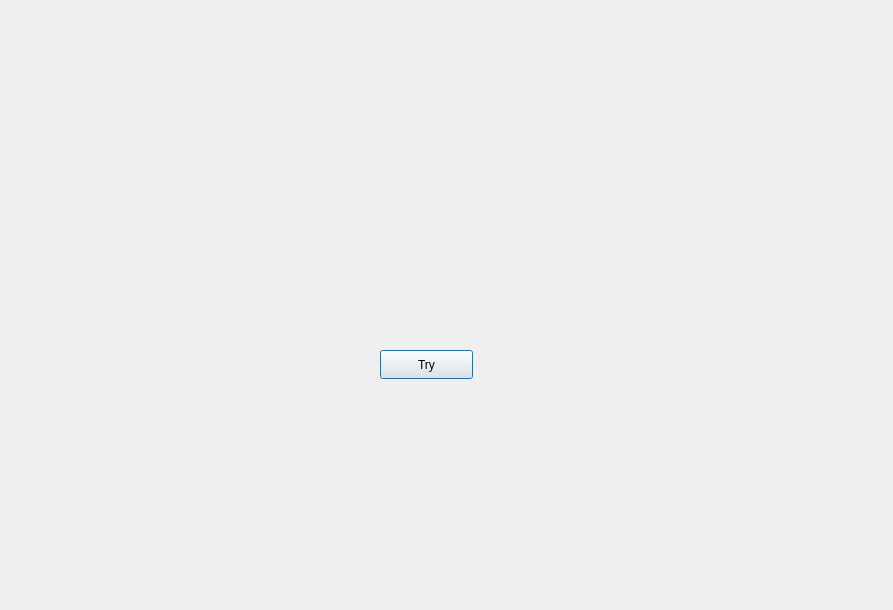
Qt form FormulaManager/login.ui (AtuLxCE/formula-encyclopaedia) before a commit.
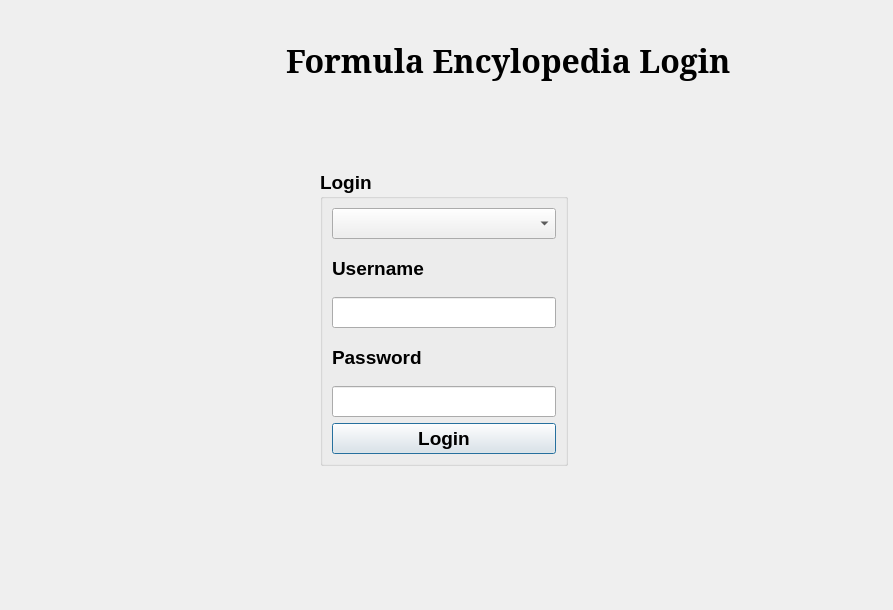
The same form after that commit. Icons and pictures are not drawn.

Commit message: Login Page

Diff of the .ui file:
```diff
--- a/FormulaManager/login.ui
+++ b/FormulaManager/login.ui
@@ -20,18 +20,145 @@
 
 }</string>
   </property>
-  <widget class="QPushButton" name="pushButton">
+  <widget class="QWidget" name="topPannel" native="true">
    <property name="geometry">
     <rect>
-     <x>380</x>
-     <y>350</y>
-     <width>93</width>
-     <height>29</height>
+     <x>0</x>
+     <y>0</y>
+     <width>891</width>
+     <height>111</height>
     </rect>
    </property>
-   <property name="text">
-    <string>Try</string>
+   <property name="styleSheet">
+    <string notr="true">#topPannel {
+border-image:url(:/image/topPannel.jpg);
+}</string>
    </property>
+   <widget class="QWidget" name="">
+    <property name="geometry">
+     <rect>
+      <x>190</x>
+      <y>30</y>
+      <width>541</width>
+      <height>61</height>
+     </rect>
+    </property>
+    <layout class="QHBoxLayout" name="horizontalLayout">
+     <item>
+      <widget class="QWidget" name="logo" native="true">
+       <property name="styleSheet">
+        <string notr="true">#logo{
+border-image: url(:/image/logo.jpg)
+}</string>
+       </property>
+      </widget>
+     </item>
+     <item>
+      <widget class="QLabel" name="label">
+       <property name="font">
+        <font>
+         <family>MS Serif</family>
+         <pointsize>24</pointsize>
+         <bold>true</bold>
+        </font>
+       </property>
+       <property name="text">
+        <string>Formula Encylopedia Login</string>
+       </property>
+      </widget>
+     </item>
+    </layout>
+   </widget>
+  </widget>
+  <widget class="QGroupBox" name="groupBox">
+   <property name="geometry">
+    <rect>
+     <x>320</x>
+     <y>170</y>
+     <width>248</width>
+     <height>296</height>
+    </rect>
+   </property>
+   <property name="font">
+    <font>
+     <pointsize>14</pointsize>
+     <bold>true</bold>
+    </font>
+   </property>
+   <property name="title">
+    <string>Login</string>
+   </property>
+   <layout class="QVBoxLayout" name="verticalLayout_3">
+    <item>
+     <widget class="QComboBox" name="comboBox"/>
+    </item>
+    <item>
+     <layout class="QVBoxLayout" name="verticalLayout">
+      <item>
+       <widget class="QLabel" name="label_2">
+        <property name="font">
+         <font>
+          <pointsize>14</pointsize>
+         </font>
+        </property>
+        <property name="text">
+         <string>Username</string>
+        </property>
+       </widget>
+      </item>
+      <item>
+       <widget class="QLineEdit" name="username">
+        <property name="font">
+         <font>
+          <pointsize>14</pointsize>
+         </font>
+        </property>
+       </widget>
+      </item>
+     </layout>
+    </item>
+    <item>
+     <layout class="QVBoxLayout" name="verticalLayout_2">
+      <item>
+       <widget class="QLabel" name="label_3">
+        <property name="font">
+         <font>
+          <pointsize>14</pointsize>
+         </font>
+        </property>
+        <property name="text">
+         <string>Password</string>
+        </property>
+       </widget>
+      </item>
+      <item>
+       <widget class="QLineEdit" name="password">
+        <property name="font">
+         <font>
+          <pointsize>14</pointsize>
+         </font>
+        </property>
+        <property name="text">
+         <string/>
+        </property>
+       </widget>
+      </item>
+     </layout>
+    </item>
+    <item>
+     <widget class="QPushButton" name="loginBtn">
+      <property name="font">
+       <font>
+        <pointsize>14</pointsize>
+        <bold>true</bold>
+       </font>
+      </property>
+      <property name="text">
+       <string>Login</string>
+      </property>
+     </widget>
+    </item>
+   </layout>
   </widget>
  </widget>
  <resources/>
```
Left out of the diff: 11 changed lines with no effect on the pictures. The commit also changes 7 other files.
